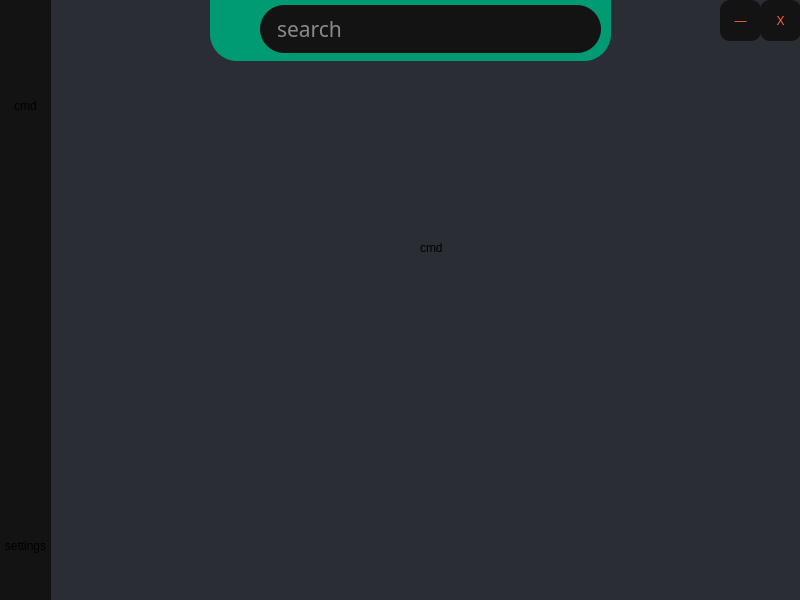
The window that command-flow-main-window.ui (command-flow-team/command-flow) describes before a commit, drawn with Qt 5.
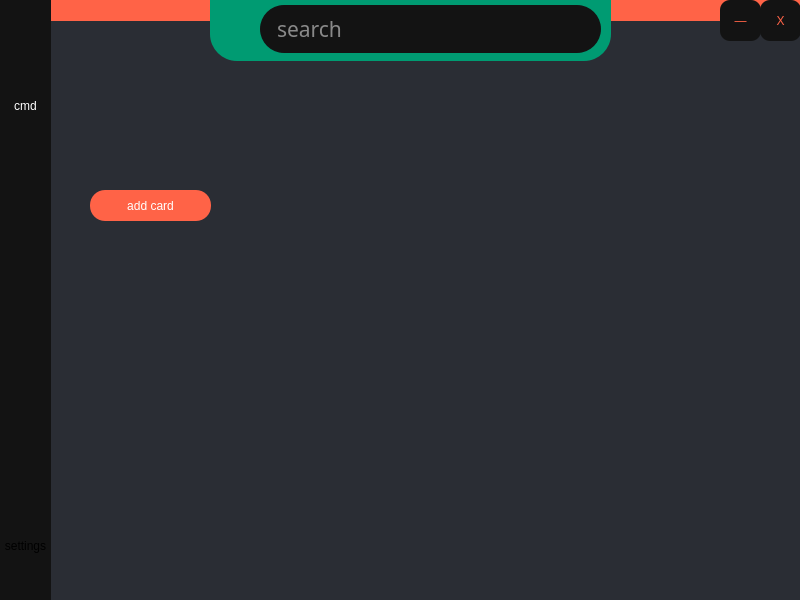
The same window after the commit. The open tabs and pages were chosen to show the change. Icons and pictures are not drawn.

Diff of the .ui file:
```diff
--- a/command-flow-main-window.ui
+++ b/command-flow-main-window.ui
@@ -313,17 +313,23 @@
      </widget>
     </widget>
     <widget class="QWidget" name="page_2">
-     <widget class="QLabel" name="label_2">
+     <widget class="QPushButton" name="add_ccmd_button">
       <property name="geometry">
        <rect>
-        <x>360</x>
-        <y>170</y>
-        <width>49</width>
-        <height>16</height>
+        <x>30</x>
+        <y>120</y>
+        <width>121</width>
+        <height>31</height>
        </rect>
       </property>
+      <property name="styleSheet">
+       <string notr="true">background-color: tomato;
+border-radius: 15;
+font: 700 italic 14pt &quot;Munson&quot;;
+color: white;</string>
+      </property>
       <property name="text">
-       <string>cmd</string>
+       <string>add card</string>
       </property>
      </widget>
     </widget>
@@ -381,6 +387,10 @@
        <height>51</height>
       </rect>
      </property>
+     <property name="styleSheet">
+      <string notr="true">color: white;
+font: 14pt &quot;Munson&quot;;</string>
+     </property>
      <property name="text">
       <string>cmd</string>
      </property>
@@ -447,7 +457,7 @@
      </rect>
     </property>
     <property name="styleSheet">
-     <string notr="true">background-color: #2A2D34;</string>
+     <string notr="true">background-color: tomato;</string>
     </property>
    </widget>
    <zorder>title_bar</zorder>
```
Left out of the diff: 2 changed lines with no effect on the pictures.
